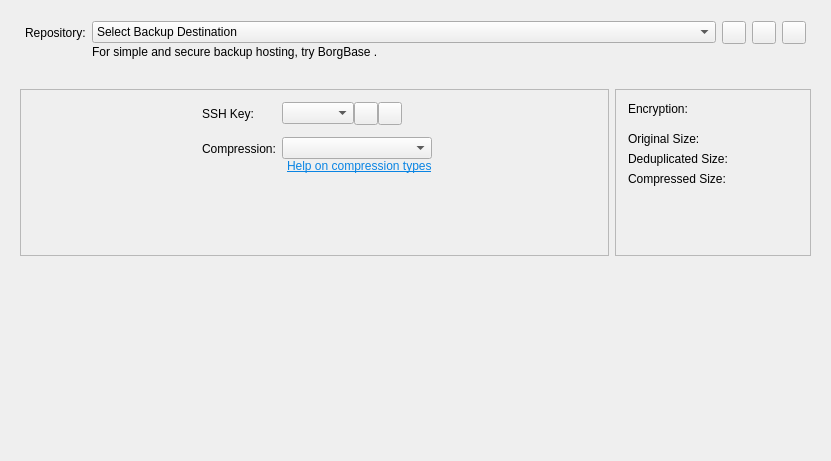
This is src/vorta/assets/UI/repo_tab.ui in borgbase/vorta as Qt 5 draws it before an edit. The edited form follows.
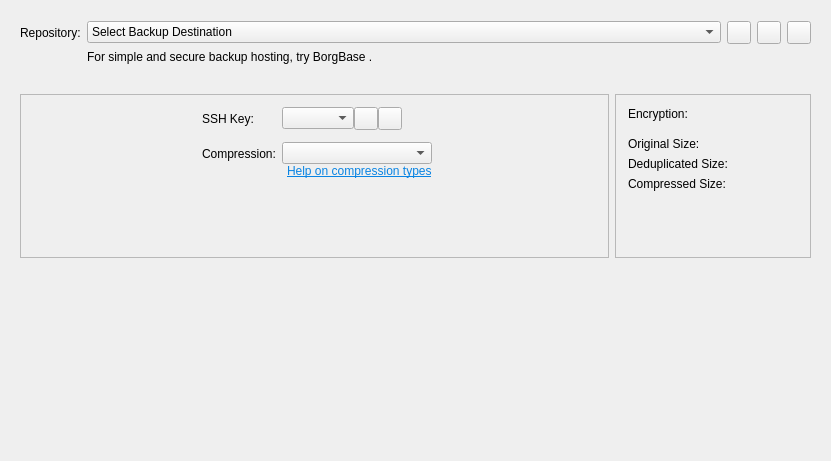
This is the edited form.

```diff
--- a/src/vorta/assets/UI/repo_tab.ui
+++ b/src/vorta/assets/UI/repo_tab.ui
@@ -40,13 +40,46 @@
      <property name="frameShadow">
       <enum>QFrame::Raised</enum>
      </property>
-     <layout class="QFormLayout" name="formLayout_2">
-      <property name="leftMargin">
-       <number>14</number>
-      </property>
-      <property name="rightMargin">
-       <number>14</number>
-      </property>
+     <layout class="QHBoxLayout" name="horizontalLayout">
+      <item>
+       <layout class="QGridLayout" name="gridLayout">
+        <item row="0" column="4">
+         <widget class="QToolButton" name="bRepoUtil">
+          <property name="text">
+           <string/>
+          </property>
+          <property name="popupMode">
+           <enum>QToolButton::InstantPopup</enum>
+          </property>
+         </widget>
+        </item>
+        <item row="0" column="3">
+         <widget class="QToolButton" name="copyURLbutton">
+          <property name="toolTip">
+           <string>Copy to clipboard</string>
+          </property>
+         </widget>
+        </item>
+        <item row="1" column="1">
+         <widget class="QLabel" name="label_2">
+          <property name="text">
+           <string>&lt;html&gt;&lt;head/&gt;&lt;body&gt;&lt;p&gt;For simple and secure backup hosting, try &lt;a href=&quot;https://www.borgbase.com/?utm_source=vorta&amp;utm_medium=app&quot;&gt;&lt;span style=&quot; text-decoration: underline; color:#0984e3;&quot;&gt;BorgBase&lt;/span&gt;&lt;/a&gt;.&lt;/p&gt;&lt;/body&gt;&lt;/html&gt;</string>
+          </property>
+          <property name="openExternalLinks">
+           <bool>true</bool>
+          </property>
+         </widget>
+        </item>
+        <item row="0" column="2">
+         <widget class="QToolButton" name="bAddRepo">
+          <property name="text">
+           <string/>
+          </property>
+          <property name="popupMode">
+           <enum>QToolButton::InstantPopup</enum>
+          </property>
+         </widget>
+        </item>
       <item row="0" column="0">
        <widget class="QLabel" name="label">
         <property name="sizePolicy">
@@ -79,34 +112,6 @@
        </widget>
       </item>
       <item row="0" column="1">
-       <layout class="QGridLayout" name="gridLayout_2" columnminimumwidth="1,0,0,0">
-        <property name="leftMargin">
-         <number>0</number>
-        </property>
-        <property name="horizontalSpacing">
-         <number>6</number>
-        </property>
-        <property name="verticalSpacing">
-         <number>1</number>
-        </property>
-        <item row="1" column="0">
-         <widget class="QLabel" name="label_2">
-          <property name="text">
-           <string>&lt;html&gt;&lt;head/&gt;&lt;body&gt;&lt;p&gt;For simple and secure backup hosting, try &lt;a href=&quot;https://www.borgbase.com/?utm_source=vorta&amp;utm_medium=app&quot;&gt;&lt;span style=&quot; text-decoration: underline; color:#0984e3;&quot;&gt;BorgBase&lt;/span&gt;&lt;/a&gt;.&lt;/p&gt;&lt;/body&gt;&lt;/html&gt;</string>
-          </property>
-          <property name="openExternalLinks">
-           <bool>true</bool>
-          </property>
-         </widget>
-        </item>
-        <item row="0" column="3">
-         <widget class="QToolButton" name="copyURLbutton">
-          <property name="toolTip">
-           <string>Copy to clipboard</string>
-          </property>
-         </widget>
-        </item>
-        <item row="0" column="0">
          <widget class="QComboBox" name="repoSelector">
           <property name="sizePolicy">
            <sizepolicy hsizetype="Expanding" vsizetype="Fixed">
@@ -133,23 +138,6 @@
           </item>
          </widget>
         </item>
-        <item row="0" column="2">
-         <widget class="QToolButton" name="repoRemoveToolbutton">
-          <property name="toolTip">
-           <string>Unlink repository without deleting it.</string>
-          </property>
-         </widget>
-        </item>
-        <item row="0" column="1">
-         <widget class="QToolButton" name="bAddRepo">
-          <property name="text">
-           <string/>
-          </property>
-          <property name="popupMode">
-           <enum>QToolButton::InstantPopup</enum>
-          </property>
-         </widget>
-        </item>
        </layout>
       </item>
      </layout>
```
Left out of the diff: 1 changed line with no effect on the pictures. Lines whose indentation alone changed are shown as unchanged.
